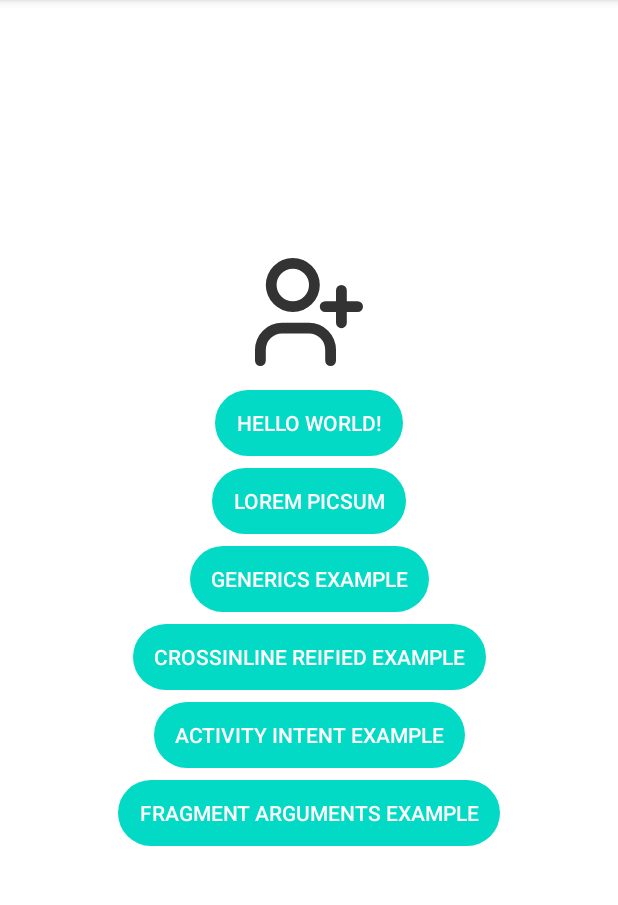
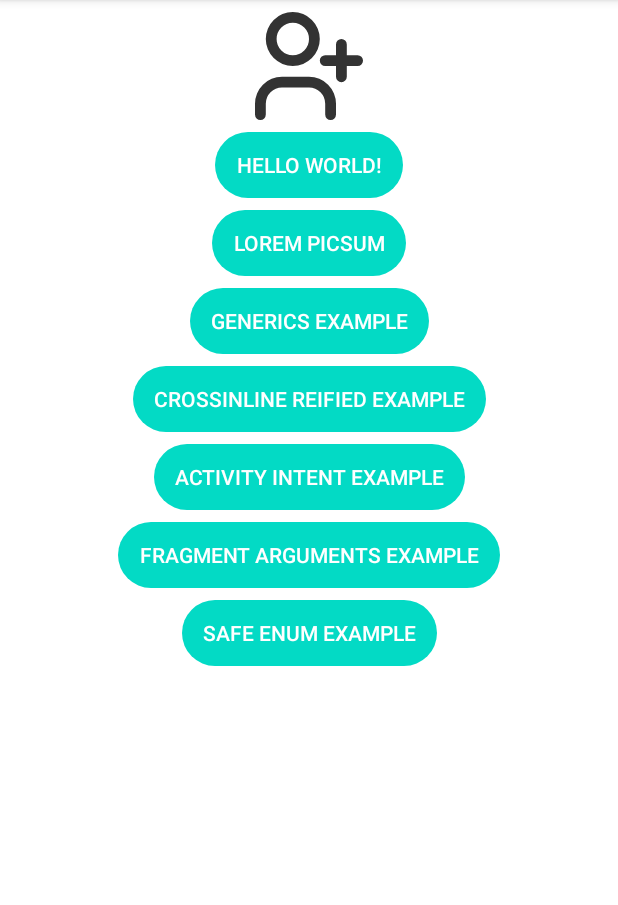
Before and after one commit to rcbuilders/RemindSampleApp, an Android app: the screen it shows after launch (MainActivity), on a phone screen of 412 x 824 dp, the part 84-989 px from its top. Run offline under Robolectric (Android 15) with nearby library versions, the phone set to English and light mode, and no system bars; our stand-ins replace data binding; libraries missing offline, so code that uses them is left out: com.facebook.stetho; 1 statement that could not run was skipped.

Commit message:
safe Enum Example

```diff
--- a/app/src/main/AndroidManifest.xml
+++ b/app/src/main/AndroidManifest.xml
@@ -29,6 +29,7 @@
         <activity android:name=".crossinline_reified.CrossinlineReifiedExampleActivity"/>
         <activity android:name=".activity_intent.IntentExampleActivity"/>
         <activity android:name=".fragment_arguments.ArgumentsExampleActivity"/>
+        <activity android:name=".safe_enum.SafeEnumActivity"/>
     </application>
 
 </manifest>
--- a/app/src/main/java/com/remind/sampleapp/MainActivity.kt
+++ b/app/src/main/java/com/remind/sampleapp/MainActivity.kt
@@ -11,6 +11,7 @@ import com.remind.sampleapp.generics_example.GenericsExampleActivity
 import com.remind.sampleapp.inline_func.InlineFuncExampleActivity
 import com.remind.sampleapp.lorem_picsum.ui.LoremPicsumDetailActivity
 import com.remind.sampleapp.lorem_picsum.ui.LoremPicsumListActivity
+import com.remind.sampleapp.safe_enum.SafeEnumActivity
 
 class MainActivity : BaseActivity<ActivityMainBinding>(R.layout.activity_main) {
 
@@ -58,6 +59,11 @@ class MainActivity : BaseActivity<ActivityMainBinding>(R.layout.activity_main) {
                     startActivity(it)
                 }
             }
+            btnSafeEnumExample.setOnClickListener {
+                Intent(this@MainActivity, SafeEnumActivity::class.java).also {
+                    startActivity(it)
+                }
+            }
         }
     }
 
--- a/app/src/main/res/layout/activity_main.xml
+++ b/app/src/main/res/layout/activity_main.xml
@@ -13,12 +13,13 @@
             tools:context=".MainActivity">
 
             <androidx.appcompat.widget.AppCompatImageView
+                android:id="@+id/iv_thumb"
                 android:layout_width="wrap_content"
                 android:layout_height="wrap_content"
-                app:layout_constraintBottom_toTopOf="@id/button"
+                app:layout_constraintTop_toTopOf="parent"
                 app:layout_constraintLeft_toLeftOf="parent"
                 app:layout_constraintRight_toRightOf="parent"
-                android:layout_marginBottom="16dp"
+                android:layout_marginTop="8dp"
                 android:src="@drawable/icon_user_plus"/>
     <!--        app:srcCompat="@drawable/icon_user_plus"-->
 
@@ -28,10 +29,10 @@
                 android:layout_height="44dp"
                 android:text="Hello World!"
                 android:textColor="@color/white"
-                app:layout_constraintBottom_toBottomOf="parent"
                 app:layout_constraintLeft_toLeftOf="parent"
                 app:layout_constraintRight_toRightOf="parent"
-                app:layout_constraintTop_toTopOf="parent"
+                app:layout_constraintTop_toBottomOf="@id/iv_thumb"
+                android:layout_marginTop="8dp"
                 android:paddingHorizontal="14dp"
                 style="?android:attr/borderlessButtonStyle"
                 android:background="@drawable/round_button_background" />
@@ -120,6 +121,20 @@
                 style="?android:attr/borderlessButtonStyle"
                 android:background="@drawable/round_button_background"/>
 
+            <androidx.appcompat.widget.AppCompatButton
+                android:id="@+id/btn_safe_enum_example"
+                android:layout_width="wrap_content"
+                android:layout_height="44dp"
+                app:layout_constraintTop_toBottomOf="@id/btn_fragment_arguments_example"
+                app:layout_constraintLeft_toLeftOf="parent"
+                app:layout_constraintRight_toRightOf="parent"
+                android:text="Safe Enum Example"
+                android:textColor="@color/white"
+                android:layout_marginTop="8dp"
+                android:paddingHorizontal="14dp"
+                style="?android:attr/borderlessButtonStyle"
+                android:background="@drawable/round_button_background"/>
+
 
         </androidx.constraintlayout.widget.ConstraintLayout>
 
```
Also changed, not shown: app/src/main/java/com/remind/sampleapp/safe_enum/SafeEnumActivity.kt (added, +51 -0 lines).
